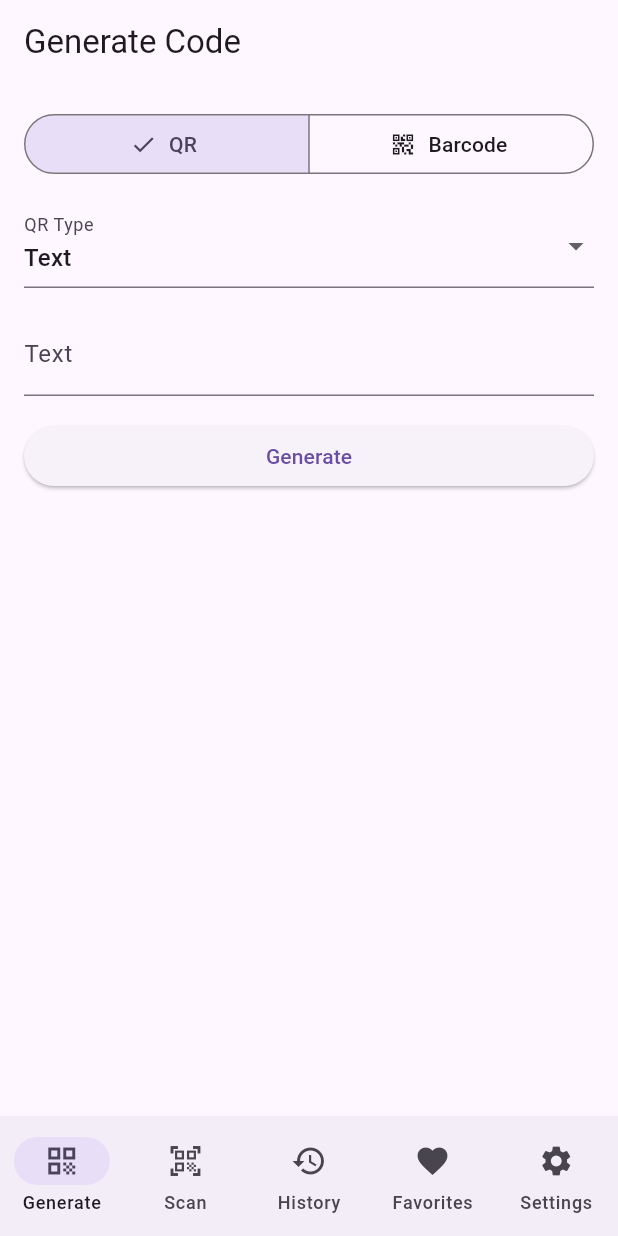
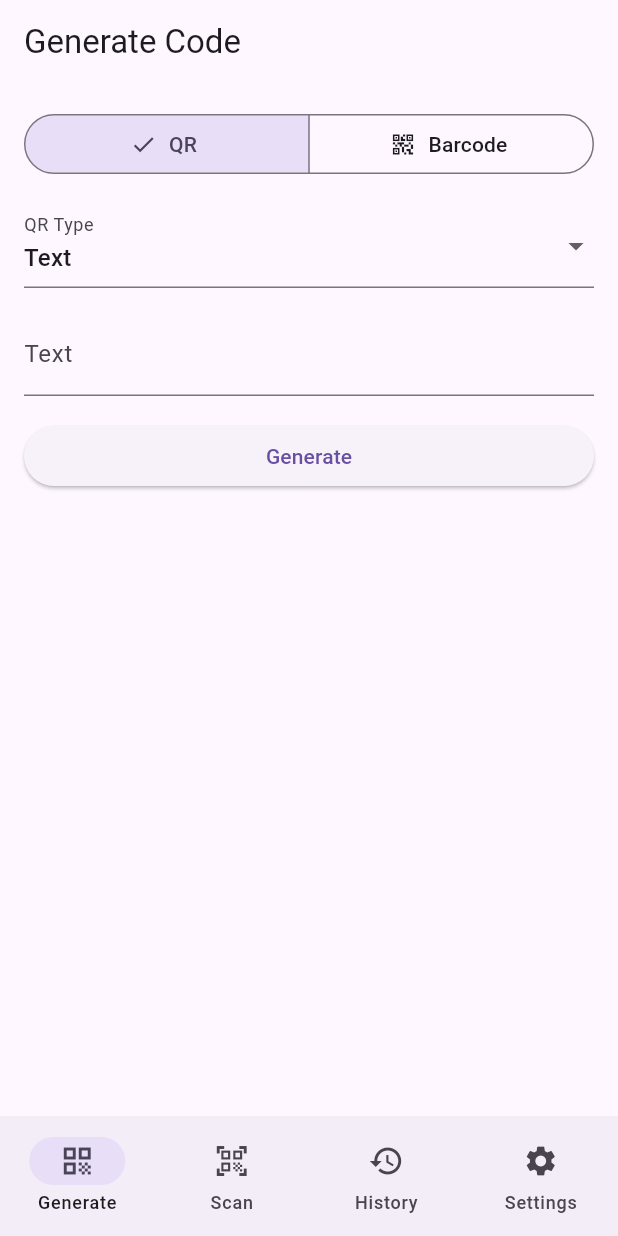
Before and after one commit to bilalparray/qr_scanner_generator, a Flutter app: the screen it shows after launch, on a phone screen of 412 x 824 dp. Run offline on Flutter 3.47's test engine with Material 3 defaults, Android fonts, the phone set to English and light mode, and no system bars; our stand-ins replace barcode_widget, flutter_contacts, hive, hive_flutter, image_picker, package_info_plus and 4 more; missing offline and left inert: add_2_calendar, google_mlkit_barcode_scanning, mobile_scanner, wifi_iot; accounts and stored records are empty.

Commit message:
FAVOURITE REMOVED

```diff
--- a/lib/screens/home_screen.dart
+++ b/lib/screens/home_screen.dart
@@ -18,8 +18,8 @@ class _HomeScreenState extends State<HomeScreen> {
     const GenerateScreen(),
     const ScanScreen(),
     const HistoryScreen(),
-    const FavoritesScreen(),
     const SettingsPage(),
+    // const FavoritesScreen(),
   ];
 
   @override
@@ -51,10 +51,10 @@ class _HomeScreenState extends State<HomeScreen> {
             icon: Icon(Icons.history),
             label: 'History',
           ),
-          NavigationDestination(
-            icon: Icon(Icons.favorite),
-            label: 'Favorites',
-          ),
+          // NavigationDestination(
+          //   icon: Icon(Icons.favorite),
+          //   label: 'Favorites',
+          // ),
           NavigationDestination(
             icon: Icon(Icons.settings),
             label: 'Settings',
--- a/lib/widgets/code_bottom_sheet.dart
+++ b/lib/widgets/code_bottom_sheet.dart
@@ -6,7 +6,6 @@ import 'package:barcode_widget/barcode_widget.dart';
 import 'package:screenshot/screenshot.dart';
 import 'package:share_plus/share_plus.dart';
 import 'package:path_provider/path_provider.dart';
-import 'package:permission_handler/permission_handler.dart';
 
 class ResultSheet extends StatefulWidget {
   final String result;
```
